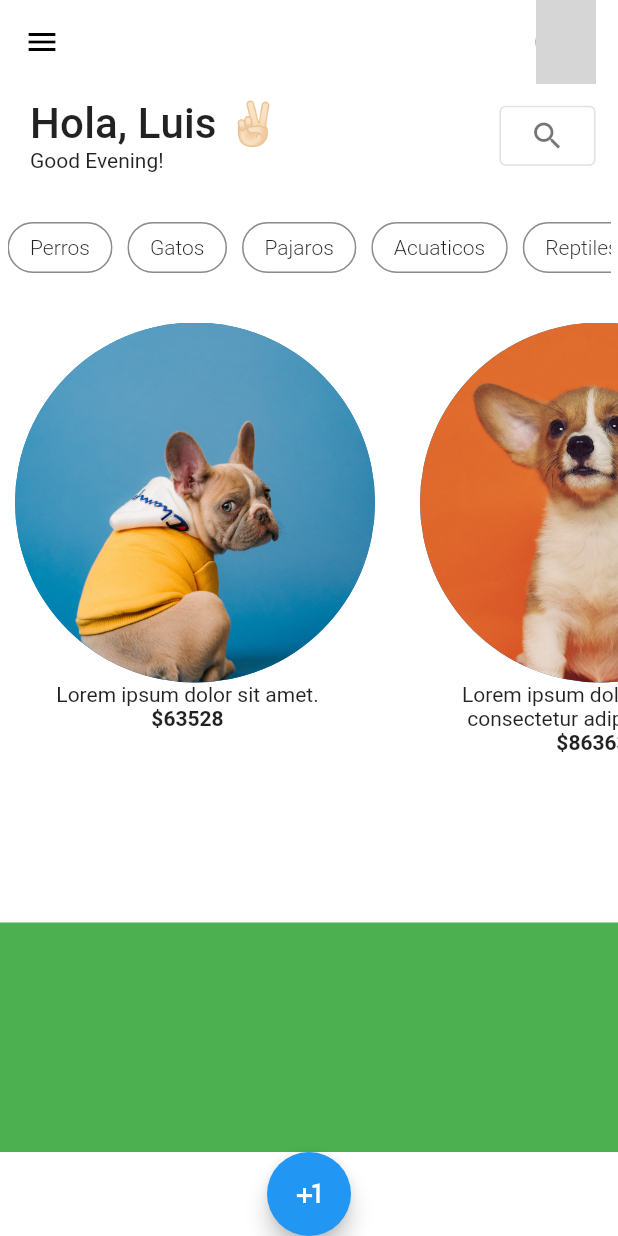
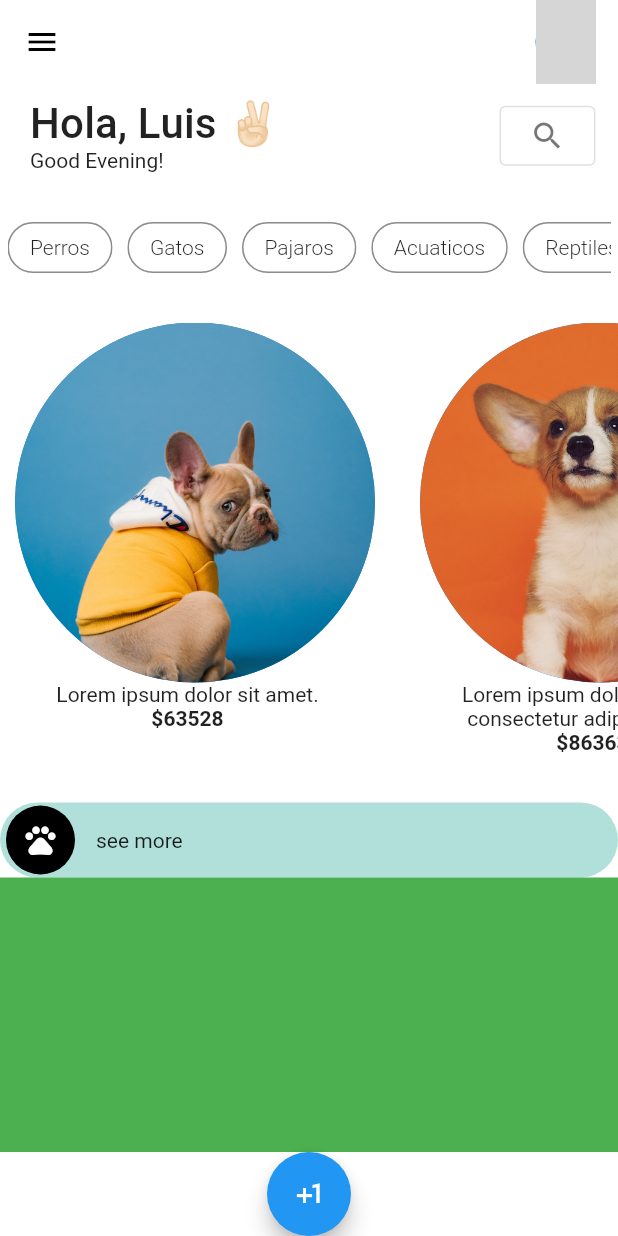
Before and after one commit to nicoisz/petAdoption, a Flutter app: the HomeScreen screen opened by its route, on a phone screen of 412 x 824 dp. Run offline on Flutter 3.47's test engine with Material 2 defaults, Android fonts, the phone set to English and light mode, and no system bars; network calls fail; Roboto replaces fonts that are missing (Arial); grey boxes are pictures that could not be loaded.

Commit message:
re factor of widget circle button

```diff
--- a/lib/presentation/screens/home.dart
+++ b/lib/presentation/screens/home.dart
@@ -1,5 +1,6 @@
 import 'package:flutter/material.dart';
 import 'package:petadoption/domain/entities/pets.dart';
+import 'package:petadoption/presentation/widgets/circle_button.dart';
 
 class HomeScreen extends StatelessWidget {
   HomeScreen({super.key});
@@ -96,8 +97,16 @@ class HomeScreen extends StatelessWidget {
             child: _CustomChip(animals: animals),
           ),
           SizedBox(
-            height: 400,
+            height: 320,
             child: _CustomPetsList(pets: pets),
+          ),
+          Container(
+            height: 50,
+            child: const CircleButton(
+              iconData: Icons.pets_sharp,
+              buttonText: 'see more',
+              backgroundColor: Color(0xFFb1e0da),
+            ),
           ),
           Container(
             height: 200,
--- a/lib/presentation/widgets/circle_button.dart
+++ b/lib/presentation/widgets/circle_button.dart
@@ -1,28 +1,57 @@
-
 import 'package:flutter/material.dart';
 
 class CircleButton extends StatelessWidget {
   final IconData iconData;
+  final String buttonText;
+  final Color backgroundColor;
 
-  const CircleButton({ Key ?key, required this.iconData}) : super(key: key);
+  const CircleButton(
+      {Key? key,
+      required this.iconData,
+      required this.buttonText,
+      required this.backgroundColor})
+      : super(key: key);
 
   @override
   Widget build(BuildContext context) {
     double size = 50.0;
 
-    return InkResponse(
-      onTap: (){},
-      child:  Container(
+    return GestureDetector(
+      onTap: () {
+        Navigator.pushNamed(context, 'home');
+      },
+      child: Container(
+        width: 160,
+        height: 50,
+        decoration: BoxDecoration(
+          borderRadius: BorderRadius.circular(50),
+          color: backgroundColor,
+        ),
+        child: Row(
+          mainAxisAlignment: MainAxisAlignment.start,
+          children: [
+            //TODO: circle button no agarra el navigator pushnamed
+            InkResponse(
+              onTap: () {},
+              child: Container(
                 margin: const EdgeInsets.all(2.0),
                 width: size,
                 height: size,
-        decoration:  const BoxDecoration(
+                decoration: const BoxDecoration(
                   color: Colors.black,
                   shape: BoxShape.circle,
                 ),
-        child:  Icon(
+                child: Icon(
                   iconData,
                   color: Colors.white,
+                ),
+              ),
+            ),
+            const SizedBox(
+              width: 10,
+            ),
+            Text(buttonText)
+          ],
         ),
       ),
     );
```
Also changed, not shown: lib/presentation/screens/splash.dart (+8 -25 lines). Lines whose indentation alone changed are shown as unchanged.
